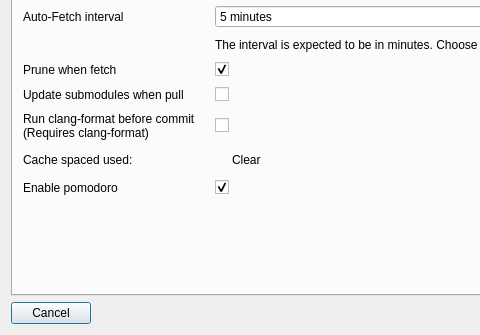
This is src/aux_widgets/RepoConfigDlg.ui in francescmm/GitQlient as Qt 5 draws it before an edit; both pictures show x 0 to 480 and y 139 to 474 of the 751 by 474 pixel window. The edited form follows.
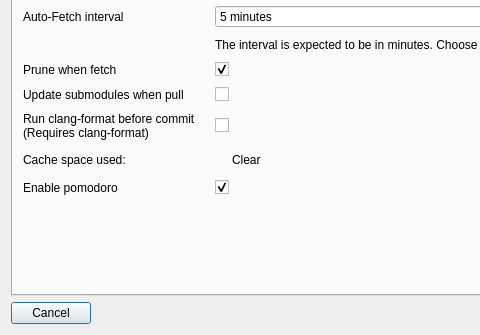
This is the edited form. Icons and pictures are not drawn. Custom widgets are drawn as their Qt base class.

Commit message: Missing UI file with typo

```diff
--- a/src/aux_widgets/RepoConfigDlg.ui
+++ b/src/aux_widgets/RepoConfigDlg.ui
@@ -171,7 +171,7 @@
        <item row="9" column="0">
         <widget class="QLabel" name="label_4">
          <property name="text">
-          <string>Cache spaced used:</string>
+          <string>Cache space used:</string>
          </property>
         </widget>
        </item>
```
